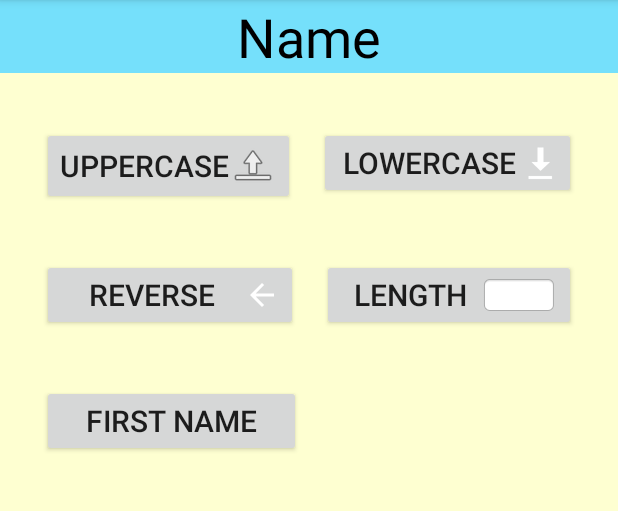
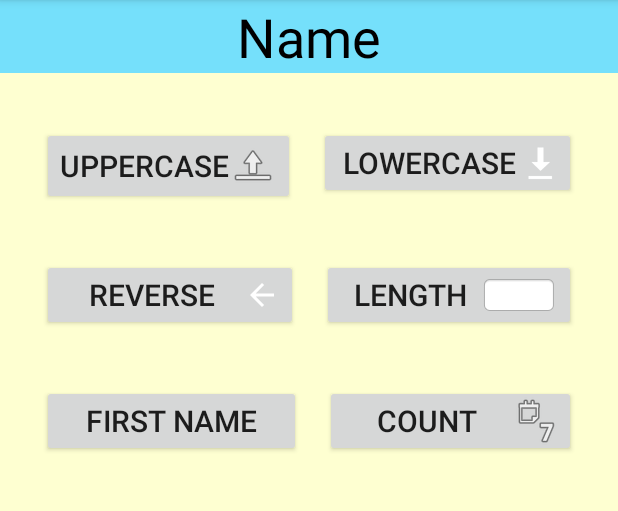
Before and after one commit to AbhishekSanthoshJaya/C0769778_Ex3, an Android app: the OptionsActivity screen opened directly, with no data from a screen before it, on a phone screen of 412 x 824 dp, the part 84-595 px from its top. Run offline under Robolectric (Android 15) with nearby library versions, the phone set to English and light mode, and no system bars.

Commit message:
Added count button

```diff
--- a/app/src/main/res/layout/activity_options.xml
+++ b/app/src/main/res/layout/activity_options.xml
@@ -88,4 +88,19 @@
         app:layout_constraintEnd_toStartOf="@+id/btnFirst"
         app:layout_constraintStart_toStartOf="parent"
         app:layout_constraintTop_toBottomOf="@+id/btnReverse" />
+
+    <Button
+        android:id="@+id/btnCount"
+        android:layout_width="0dp"
+        android:layout_height="0dp"
+        android:layout_marginStart="16dp"
+        android:layout_marginTop="36dp"
+        android:layout_marginEnd="28dp"
+        android:drawableRight="@android:drawable/ic_menu_week"
+        android:text="COUNT"
+        android:textSize="20sp"
+        app:layout_constraintBottom_toBottomOf="@+id/btnFirstName"
+        app:layout_constraintEnd_toEndOf="parent"
+        app:layout_constraintStart_toEndOf="@+id/btnFirstName"
+        app:layout_constraintTop_toBottomOf="@+id/btnFirst" />
 </androidx.constraintlayout.widget.ConstraintLayout>
```
Also changed, not shown: app/src/main/java/com/aby/day3project/OptionsActivity.java (+39 -0 lines).
